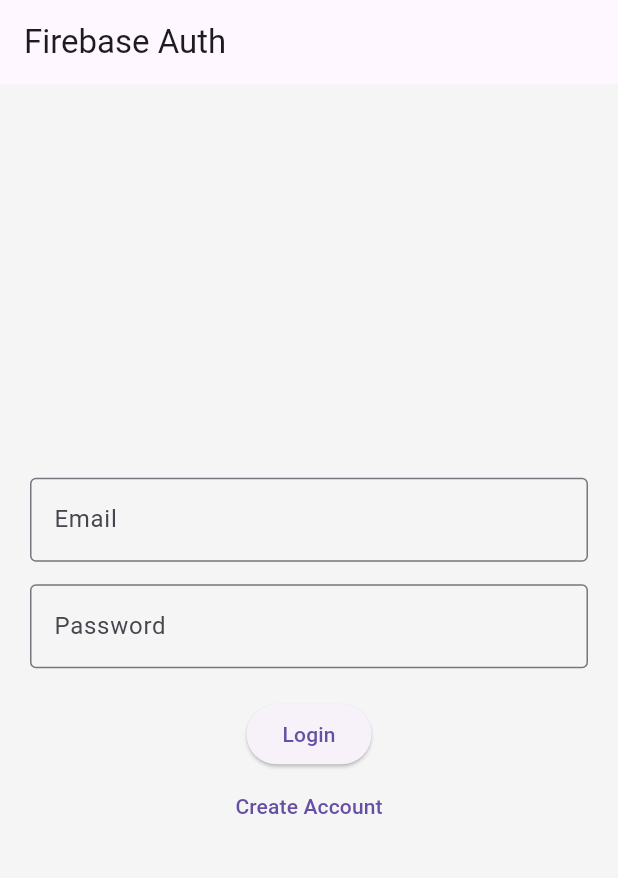
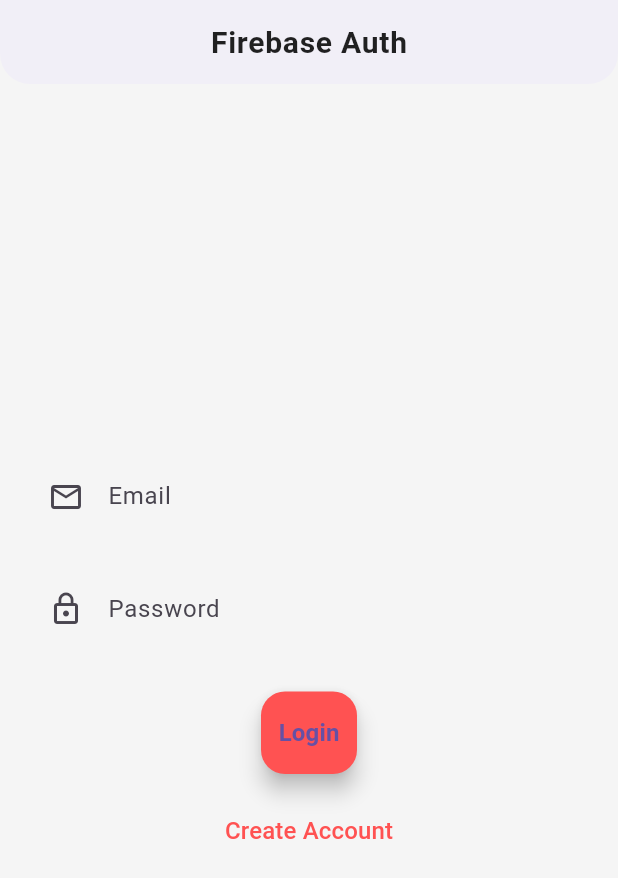
Before and after one commit to pankajsaini2562/chatApp, a Flutter app: the screen it shows after launch, on a phone screen of 412 x 824 dp. Shown: the top 878 px of the screen. Run offline on Flutter 3.47's test engine with Material 3 defaults, Android fonts, the phone set to English and light mode, and no system bars; our stand-ins replace cloud_firestore, firebase_auth, firebase_core, flutter_riverpod; accounts and stored records are empty.

Commit message:
changes un ui

```diff
--- a/lib/features/auth/presentation/screens/login_page.dart
+++ b/lib/features/auth/presentation/screens/login_page.dart
@@ -51,7 +51,27 @@
   @override
   Widget build(BuildContext context) {
     return Scaffold(
-      appBar: AppBar(title: const Text("Firebase Auth")),
+      appBar: AppBar(
+        elevation: 4, // subtle shadow for depth
+        backgroundColor: Colors.white,
+        centerTitle: true,
+        shape: const RoundedRectangleBorder(
+          borderRadius: BorderRadius.vertical(
+            bottom: Radius.circular(20), // rounded bottom corners
+          ),
+        ),
+        title: const Text(
+          "Firebase Auth",
+          style: TextStyle(
+            color: Colors.black87,
+            fontSize: 20,
+            fontWeight: FontWeight.bold,
+            letterSpacing: 0.5,
+          ),
+        ),
+        foregroundColor:
+            Colors.black87, // ensures default back button is visible
+      ),
 
       body: Padding(
         padding: const EdgeInsets.all(20),
@@ -62,9 +82,20 @@
           children: [
             TextField(
               controller: email,
-              decoration: const InputDecoration(
+              keyboardType: TextInputType.emailAddress,
+              decoration: InputDecoration(
                 labelText: "Email",
-                border: OutlineInputBorder(),
+                filled: true,
+                fillColor: Colors.grey[100],
+                prefixIcon: const Icon(Icons.email_outlined),
+                border: OutlineInputBorder(
+                  borderRadius: BorderRadius.circular(16),
+                  borderSide: BorderSide.none,
+                ),
+                contentPadding: const EdgeInsets.symmetric(
+                  horizontal: 20,
+                  vertical: 18,
+                ),
               ),
             ),
 
@@ -73,17 +104,59 @@
             TextField(
               controller: pass,
               obscureText: true,
-              decoration: const InputDecoration(
+              decoration: InputDecoration(
                 labelText: "Password",
-                border: OutlineInputBorder(),
+                filled: true,
+                fillColor: Colors.grey[100],
+                prefixIcon: const Icon(Icons.lock_outline),
+                border: OutlineInputBorder(
+                  borderRadius: BorderRadius.circular(16),
+                  borderSide: BorderSide.none,
+                ),
+                contentPadding: const EdgeInsets.symmetric(
+                  horizontal: 20,
+                  vertical: 18,
+                ),
               ),
             ),
 
-            const SizedBox(height: 20),
+            const SizedBox(height: 25),
 
-            ElevatedButton(onPressed: login, child: const Text("Login")),
-
-            TextButton(onPressed: signup, child: const Text("Create Account")),
+            // Login Button
+            ElevatedButton(
+              onPressed: login,
+              style: ElevatedButton.styleFrom(
+                padding: const EdgeInsets.symmetric(vertical: 16),
+                shape: RoundedRectangleBorder(
+                  borderRadius: BorderRadius.circular(16),
+                ),
+                backgroundColor: Colors.redAccent,
+                elevation: 6,
+              ),
+              child: const Text(
+                "Login",
+                style: TextStyle(fontSize: 16, fontWeight: FontWeight.bold),
+              ),
+            ),
+            const SizedBox(height: 12),
+            // Create Account Button
+            TextButton(
+              onPressed: signup,
+              style: TextButton.styleFrom(
+                padding: const EdgeInsets.symmetric(vertical: 14),
+                shape: RoundedRectangleBorder(
+                  borderRadius: BorderRadius.circular(16),
+                ),
+              ),
+              child: const Text(
+                "Create Account",
+                style: TextStyle(
+                  fontSize: 16,
+                  fontWeight: FontWeight.w500,
+                  color: Colors.redAccent,
+                ),
+              ),
+            ),
           ],
         ),
       ),
```
Also changed, not shown: lib/features/chat/presentation/screens/chat_page.dart (+72 -10 lines).
